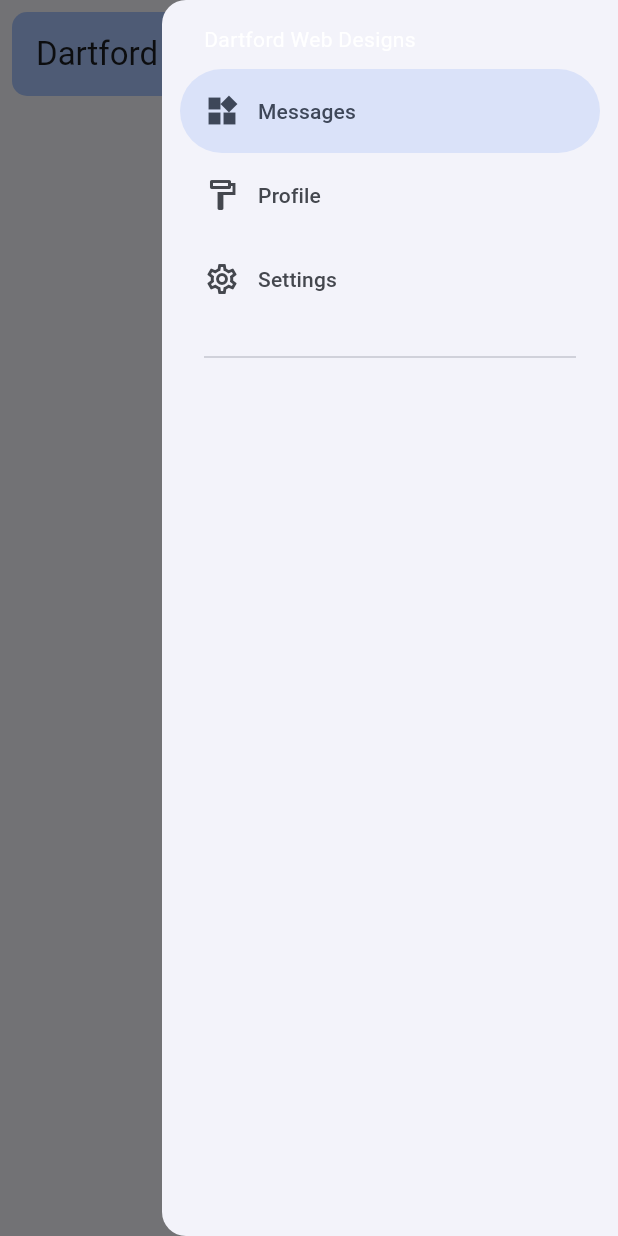
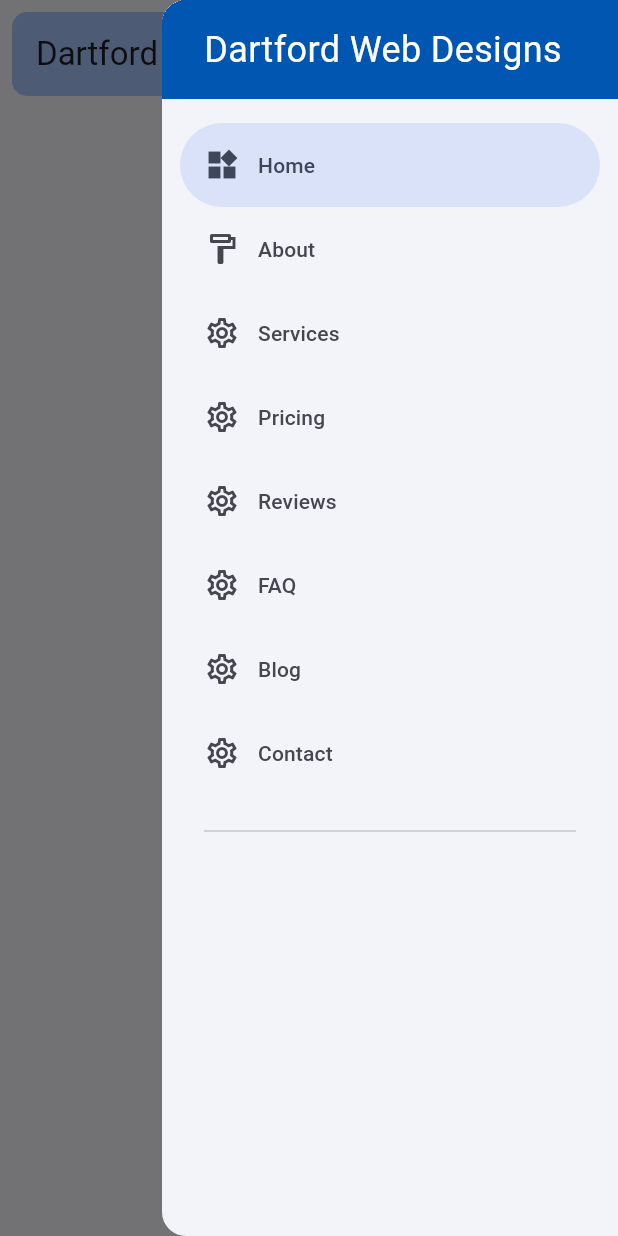
Before and after one commit to jackparse14/dwd-website, a Flutter app: the screen it shows after launch, with the side drawer open, on a phone screen of 412 x 824 dp. Run offline on Flutter 3.47's test engine with Material 3 defaults, Android fonts, the phone set to English and light mode, and no system bars.

Commit message:
Add styling for hamburger header

```diff
--- a/lib/widgets/hamburger.dart
+++ b/lib/widgets/hamburger.dart
@@ -86,15 +86,21 @@ class _HamburgerDropDown extends State<HamburgerDropDown> {
       onDestinationSelected: handleScreenChanged,
       selectedIndex: selectedIndex,
       children: <Widget>[
-        const Padding(
-          padding: EdgeInsets.fromLTRB(28, 16, 16, 10),
-          child: Text(
-            'Dartford Web Designs',
-            style: TextStyle(color: AppColors.lightColor),
+        Container(
+          decoration: const BoxDecoration(
+            color: AppColors.primaryColor,
+          ),
+          child: const Padding(
+            padding: EdgeInsets.fromLTRB(28, 16, 28, 16),
+            child: Text(
+              AppInfo.title,
+              style: TextStyle(fontSize: 24, color: AppColors.lightColor),
+            ),
           ),
         ),
+        const SizedBox(height: 16),
         ...destinations.map(
-          (ExampleDestination destination) {
+          (Pages destination) {
             return NavigationDrawerDestination(
               label: Text(destination.label),
               icon: destination.icon,
@@ -111,19 +117,53 @@ class _HamburgerDropDown extends State<HamburgerDropDown> {
   }
 }
 
-class ExampleDestination {
-  const ExampleDestination(this.label, this.icon, this.selectedIcon);
+class Pages {
+  const Pages(this.label, this.icon, this.selectedIcon);
 
   final String label;
   final Widget icon;
   final Widget selectedIcon;
 }
 
-const List<ExampleDestination> destinations = <ExampleDestination>[
-  ExampleDestination(
-      'Messages', Icon(Icons.widgets_outlined), Icon(Icons.widgets)),
-  ExampleDestination(
-      'Profile', Icon(Icons.format_paint_outlined), Icon(Icons.format_paint)),
-  ExampleDestination(
-      'Settings', Icon(Icons.settings_outlined), Icon(Icons.settings)),
+const List<Pages> destinations = <Pages>[
+  Pages(
+    'Home',
+    Icon(Icons.widgets_outlined),
+    Icon(Icons.widgets),
+  ),
+  Pages(
+    'About',
+    Icon(Icons.format_paint_outlined),
+    Icon(Icons.format_paint),
+  ),
+  Pages(
+    'Services',
+    Icon(Icons.settings_outlined),
+    Icon(Icons.settings),
+  ),
+  Pages(
+    'Pricing',
+    Icon(Icons.settings_outlined),
+    Icon(Icons.settings),
+  ),
+  Pages(
+    'Reviews',
+    Icon(Icons.settings_outlined),
+    Icon(Icons.settings),
+  ),
+  Pages(
+    'FAQ',
+    Icon(Icons.settings_outlined),
+    Icon(Icons.settings),
+  ),
+  Pages(
+    'Blog',
+    Icon(Icons.settings_outlined),
+    Icon(Icons.settings),
+  ),
+  Pages(
+    'Contact',
+    Icon(Icons.settings_outlined),
+    Icon(Icons.settings),
+  ),
 ];
```
